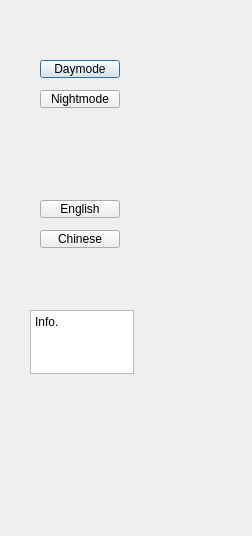
The window that SettingsDialog.ui (Tranxray/Qt_project_SmartMemo) describes before a commit, drawn with Qt 5.
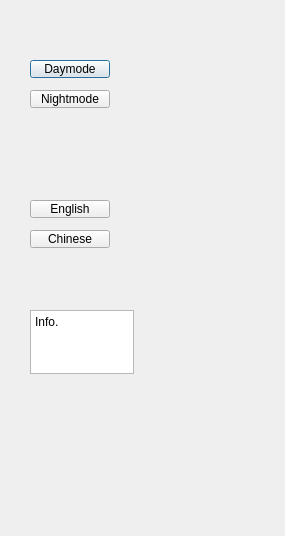
The same window after the commit.

Patch:
```diff
--- a/SettingsDialog.ui
+++ b/SettingsDialog.ui
@@ -6,7 +6,7 @@
    <rect>
     <x>0</x>
     <y>0</y>
-    <width>252</width>
+    <width>285</width>
     <height>536</height>
    </rect>
   </property>
@@ -16,7 +16,7 @@
   <widget class="QPushButton" name="pushButton">
    <property name="geometry">
     <rect>
-     <x>40</x>
+     <x>30</x>
      <y>60</y>
      <width>80</width>
      <height>18</height>
@@ -29,7 +29,7 @@
   <widget class="QPushButton" name="pushButton_2">
    <property name="geometry">
     <rect>
-     <x>40</x>
+     <x>30</x>
      <y>90</y>
      <width>80</width>
      <height>18</height>
@@ -42,7 +42,7 @@
   <widget class="QPushButton" name="pushButton_3">
    <property name="geometry">
     <rect>
-     <x>40</x>
+     <x>30</x>
      <y>200</y>
      <width>80</width>
      <height>18</height>
@@ -55,7 +55,7 @@
   <widget class="QPushButton" name="pushButton_4">
    <property name="geometry">
     <rect>
-     <x>40</x>
+     <x>30</x>
      <y>230</y>
      <width>80</width>
      <height>18</height>
```
